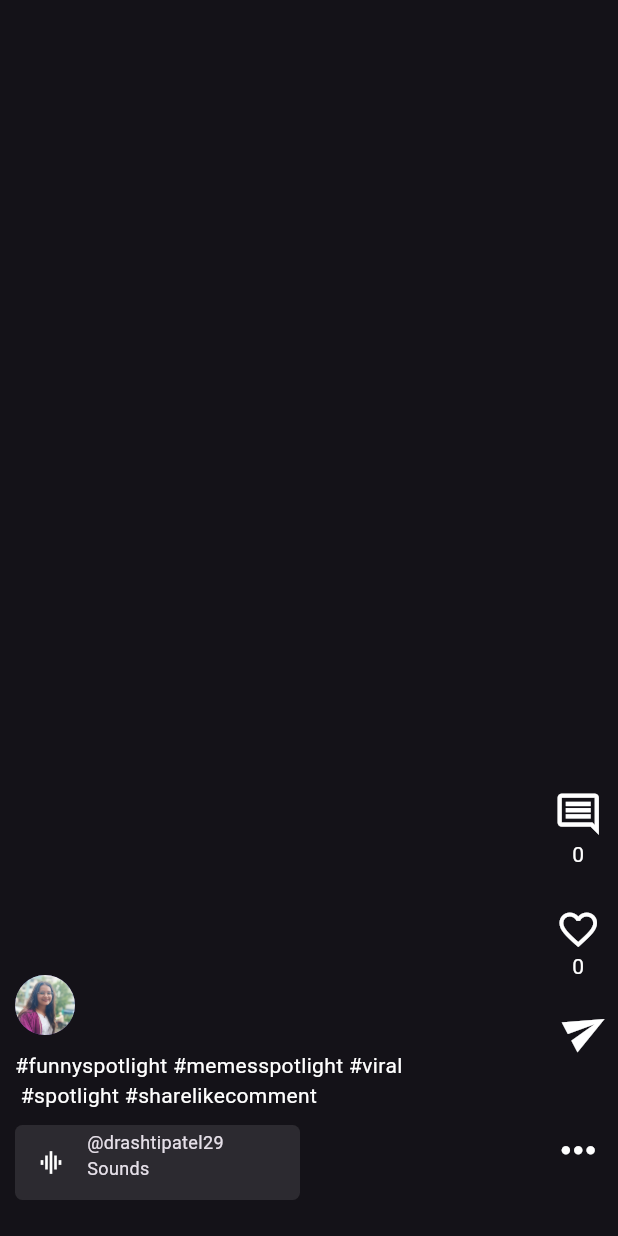
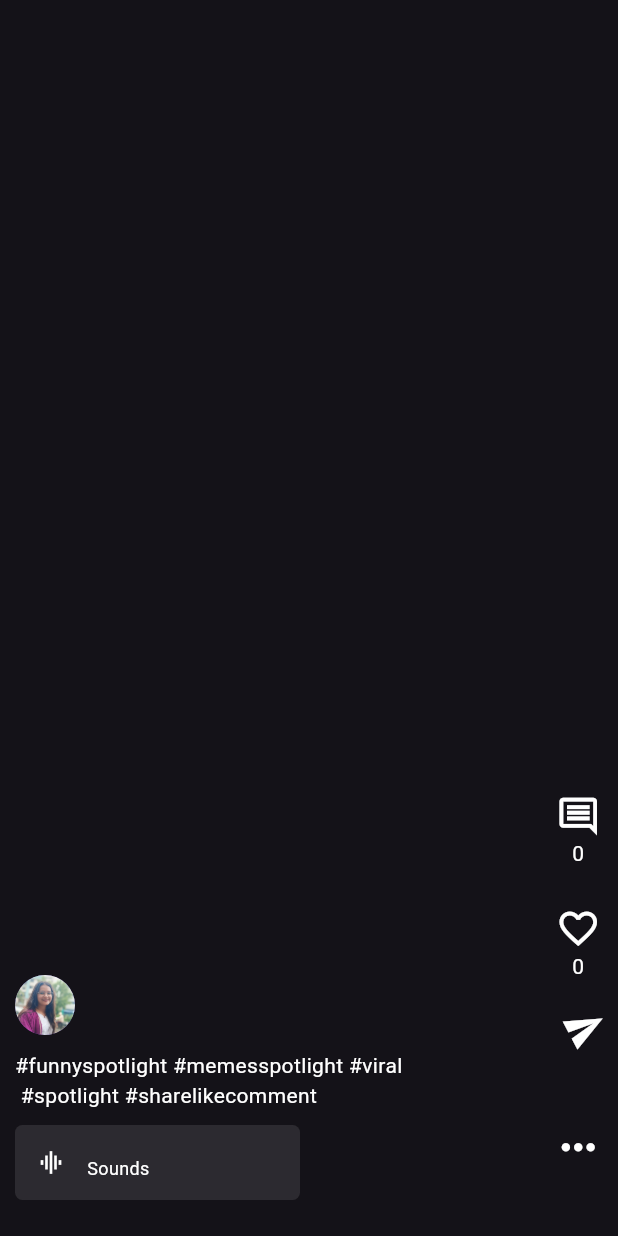
Before and after one commit to Drashtipatel296/video_player_app, a Flutter app: what infoContainer() shows on an empty page, opened directly with empty values, on a phone screen of 412 x 824 dp. Run offline on Flutter 3.47's test engine with Material 3 defaults, Android fonts, the phone set to English and light mode, and no system bars; our stand-ins replace card_swiper, chewie, share, video_player.

Commit message:
16-06-2024

```diff
--- a/lib/main.dart
+++ b/lib/main.dart
@@ -2,7 +2,7 @@ import 'package:flutter/material.dart';
 import 'package:provider/provider.dart';
 import 'package:video_player_app/provider/like_provider.dart';
 import 'package:video_player_app/provider/share_provider.dart';
-import 'package:video_player_app/screens/home/home_screen.dart';
+import 'package:video_player_app/screens/splash_screen.dart';
 
 void main() {
   runApp(
@@ -29,7 +29,7 @@ class VideoApp extends StatelessWidget {
       debugShowCheckedModeBanner: false,
       themeMode: ThemeMode.dark,
       darkTheme: ThemeData.dark(),
-      home: const HomeScreen(),
+      home: const SplashScreen(),
     );
   }
 }
--- a/lib/screens/home/content_screen.dart
+++ b/lib/screens/home/content_screen.dart
@@ -10,13 +10,14 @@ class ContentScreen extends StatefulWidget {
       required this.username,
       required this.comments,
       required this.likes,
-      required this.shares});
+      required this.shares, required this.name});
 
   final String video;
   final String username;
   final int comments;
   final int likes;
   final String shares;
+  final String name;
 
   @override
   State<ContentScreen> createState() => _ContentScreenState();
@@ -72,6 +73,7 @@ class _ContentScreenState extends State<ContentScreen> {
           likes: widget.likes,
           share: widget.shares,
           video: widget.video,
+          name: widget.name,
         ),
       ],
     );
--- a/lib/screens/home/home_screen.dart
+++ b/lib/screens/home/home_screen.dart
@@ -21,6 +21,7 @@ class HomeScreen extends StatelessWidget {
                   comments: videoAssetPath[index]['comments'],
                   likes: videoAssetPath[index]['likes'],
                   shares: videoAssetPath[index]['share'],
+                  name: videoAssetPath[index]['name'],
                 );
               },
               itemCount: videoAssetPath.length,
--- a/lib/screens/home/options_screen.dart
+++ b/lib/screens/home/options_screen.dart
@@ -1,7 +1,6 @@
 import 'package:flutter/material.dart';
 import 'package:provider/provider.dart';
 import 'package:video_player_app/provider/share_provider.dart';
-
 import '../../provider/like_provider.dart';
 
 Padding infoContainer({
@@ -11,6 +10,7 @@ Padding infoContainer({
   required int likes,
   required String share,
   required String video,
+  required String name,
 }) {
   return Padding(
     padding: const EdgeInsets.all(10),
@@ -22,35 +22,35 @@ Padding infoContainer({
             Column(
               crossAxisAlignment: CrossAxisAlignment.start,
               children: [
-                SizedBox(
+                const SizedBox(
                   height: 640,
                 ),
                 Row(
                   children: [
-                    CircleAvatar(
+                    const CircleAvatar(
                       backgroundImage: AssetImage('assets/img/dp.jpeg'),
                       radius: 20,
                     ),
-                    SizedBox(
+                    const SizedBox(
                       width: 10,
                     ),
                     Text(
                       username,
-                      style: TextStyle(
+                      style: const TextStyle(
                           fontSize: 20,
                           fontWeight: FontWeight.bold,
                           color: Colors.white),
                     ),
                   ],
                 ),
-                SizedBox(
+                const SizedBox(
                   height: 10,
                 ),
-                Text(
+                const Text(
                   '#funnyspotlight #memesspotlight #viral\n #spotlight #sharelikecomment',
                   style: TextStyle(color: Colors.white),
                 ),
-                SizedBox(
+                const SizedBox(
                   height: 10,
                 ),
                 Container(
@@ -62,10 +62,10 @@ Padding infoContainer({
                   ),
                   child: Row(
                     children: [
-                      SizedBox(
+                      const SizedBox(
                         width: 15,
                       ),
-                      Icon(
+                      const Icon(
                         Icons.multitrack_audio_sharp,
                         size: 18,
                       ),
@@ -75,12 +75,12 @@ Padding infoContainer({
                           crossAxisAlignment: CrossAxisAlignment.start,
                           children: [
                             Text(
-                              '@drashtipatel29',
-                              style: TextStyle(fontSize: 12),
+                              name,
+                              style: const TextStyle(fontSize: 12,color: Colors.white),
                             ),
-                            Text(
+                            const Text(
                               'Sounds',
-                              style: TextStyle(fontSize: 12),
+                              style: TextStyle(fontSize: 12,color: Colors.white),
                             ),
                           ],
                         ),
@@ -92,19 +92,19 @@ Padding infoContainer({
             ),
             Column(
               children: [
-                SizedBox(
+                const SizedBox(
                   height: 500,
                 ),
-                Icon(
+                const Icon(
                   Icons.comment_outlined,
                   color: Colors.white,
-                  size: 33,
+                  size: 30,
                 ),
                 Text(
                   '$com',
-                  style: TextStyle(color: Colors.white),
+                  style: const TextStyle(color: Colors.white),
                 ),
-                SizedBox(
+                const SizedBox(
                   height: 25,
                 ),
                 Consumer<LikeProvider>(
@@ -125,9 +125,9 @@ Padding infoContainer({
                 ),
                 Text(
                   '$likes',
-                  style: TextStyle(color: Colors.white),
+                  style: const TextStyle(color: Colors.white),
                 ),
-                SizedBox(
+                const SizedBox(
                   height: 25,
                 ),
                 Transform(
@@ -137,18 +137,18 @@ Padding infoContainer({
                       Provider.of<ShareProvider>(context, listen: false)
                               .shareReel(video);
                     },
-                    child: Icon(Icons.send,size: 30,
+                    child: const Icon(Icons.send,size: 28,
                           color: Colors.white,),
                   ),
                 ),
                 Text(
                   '$share',
-                  style: TextStyle(color: Colors.white),
+                  style: const TextStyle(color: Colors.white),
                 ),
-                SizedBox(
+                const SizedBox(
                   height: 20,
                 ),
-                Icon(
+                const Icon(
                   Icons.more_horiz,
                   color: Colors.white,
                   size: 33,
```
Also changed, not shown: lib/screens/splash_screen.dart (added, +27 -0 lines), lib/utils/video_list.dart (+50 -30 lines), assets/img/logo.png (added), 3 other files.
